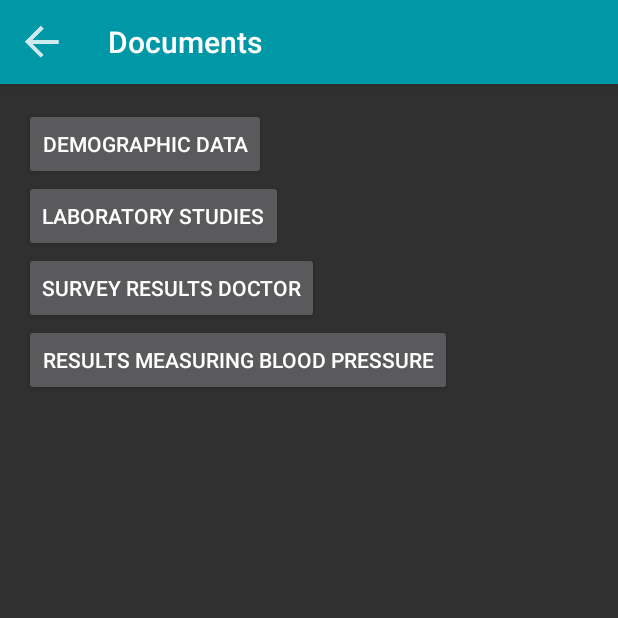
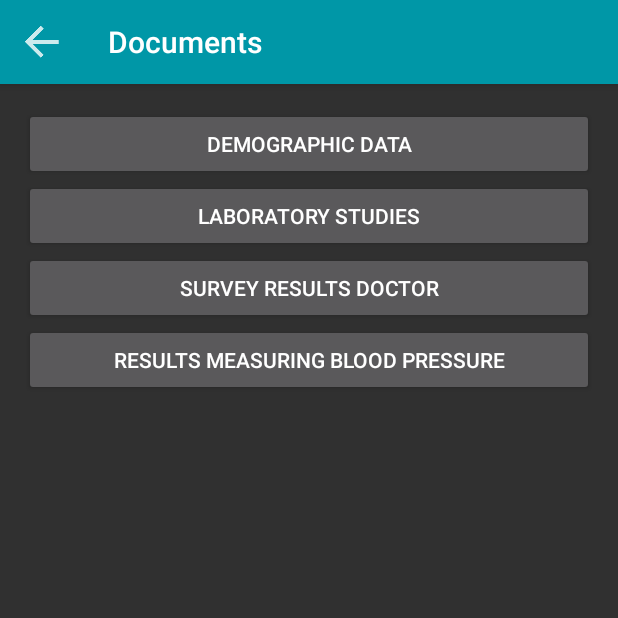
Before and after one commit to CardiaCare/CadiaCare, an Android app: the DocumentsActivity screen opened directly, with no data from a screen before it, on a phone screen of 412 x 824 dp, the top half of it. Run offline under Robolectric (Android 15) with nearby library versions, the phone set to English and light mode, and no system bars; 2 statements that could not run were skipped.

Commit message:
Documents

```diff
--- a/cardiacare/src/main/res/layout/content_documents.xml
+++ b/cardiacare/src/main/res/layout/content_documents.xml
@@ -19,7 +19,10 @@
         android:id="@+id/demographicData"
         android:layout_alignParentTop="true"
         android:layout_alignParentLeft="true"
-        android:layout_alignParentStart="true" />
+        android:layout_alignParentStart="true"
+        android:layout_alignParentRight="true"
+        android:layout_alignParentEnd="true"
+        android:elevation="0dp" />
 
     <Button
         android:layout_width="wrap_content"
@@ -28,7 +31,9 @@
         android:id="@+id/laboratoryStudies"
         android:layout_below="@+id/demographicData"
         android:layout_alignParentLeft="true"
-        android:layout_alignParentStart="true" />
+        android:layout_alignParentStart="true"
+        android:layout_alignParentRight="true"
+        android:layout_alignParentEnd="true" />
 
     <Button
         android:layout_width="wrap_content"
@@ -37,7 +42,9 @@
         android:id="@+id/resultsDoctor"
         android:layout_below="@+id/laboratoryStudies"
         android:layout_alignParentLeft="true"
-        android:layout_alignParentStart="true" />
+        android:layout_alignParentStart="true"
+        android:layout_alignParentRight="true"
+        android:layout_alignParentEnd="true" />
 
     <Button
         android:layout_width="wrap_content"
@@ -46,5 +53,7 @@
         android:id="@+id/resultsBlood"
         android:layout_below="@+id/resultsDoctor"
         android:layout_alignParentLeft="true"
-        android:layout_alignParentStart="true" />
+        android:layout_alignParentStart="true"
+        android:layout_alignParentRight="true"
+        android:layout_alignParentEnd="true" />
 </RelativeLayout>
```
Also changed, not shown: cardiacare/src/main/res/layout/content_demographic_data.xml (+27 -18 lines), cardiacare/src/main/res/layout/content_laboratory_studies.xml (+12 -8 lines), cardiacare/src/main/res/layout/content_results_blood.xml (+9 -6 lines), cardiacare/src/main/res/layout/content_results_doctor.xml (+27 -18 lines).
